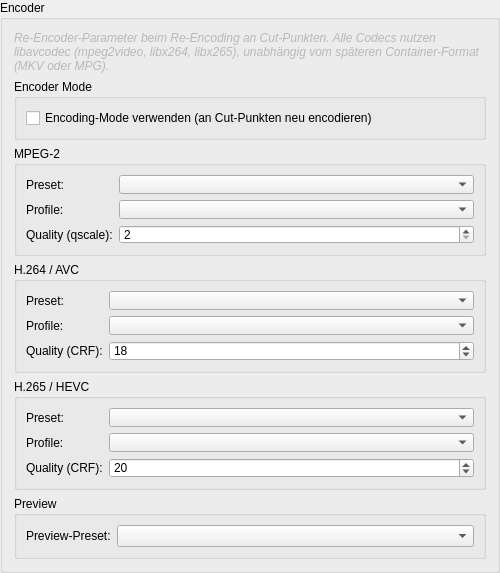
Before: the Qt Designer form ui/ttcutsettingsencoderdefaults.ui in MINIXJR/TTCut-ng, drawn with Qt 5.
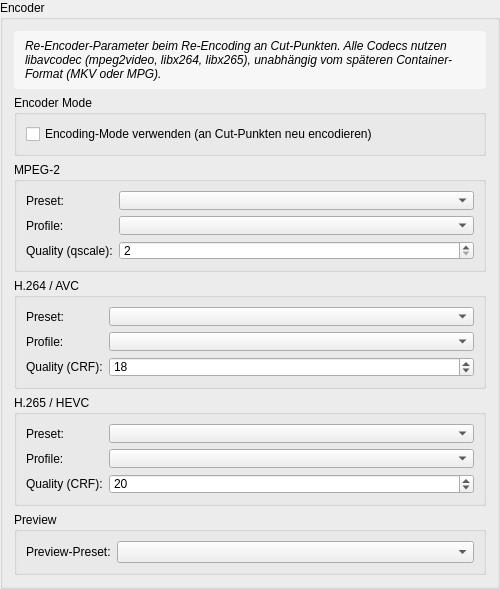
After: the same form once the commit is applied.

```diff
--- a/ui/ttcutsettingsencoderdefaults.ui
+++ b/ui/ttcutsettingsencoderdefaults.ui
@@ -13,7 +13,7 @@
     <widget class="QLabel" name="laEncoderDescription">
      <property name="text"><string>Re-Encoder-Parameter beim Re-Encoding an Cut-Punkten. Alle Codecs nutzen libavcodec (mpeg2video, libx264, libx265), unabhängig vom späteren Container-Format (MKV oder MPG).</string></property>
      <property name="wordWrap"><bool>true</bool></property>
-     <property name="styleSheet"><string notr="true">color: palette(mid); font-style: italic;</string></property>
+     <property name="styleSheet"><string notr="true">QLabel { color: palette(window-text); font-style: italic; background-color: palette(alternate-base); padding: 8px; border-radius: 4px; }</string></property>
     </widget>
    </item>
 
```
